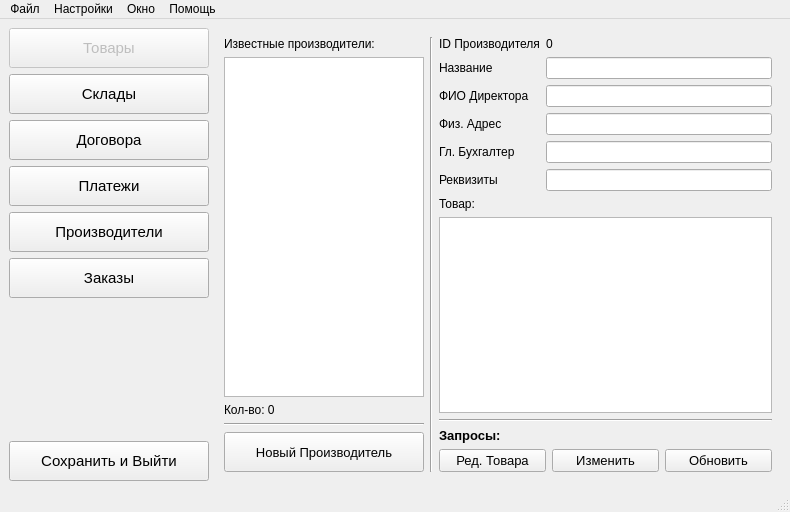
erhoof/db_looker_u_t6_course_work, file res/main_view.ui: the form before one commit.
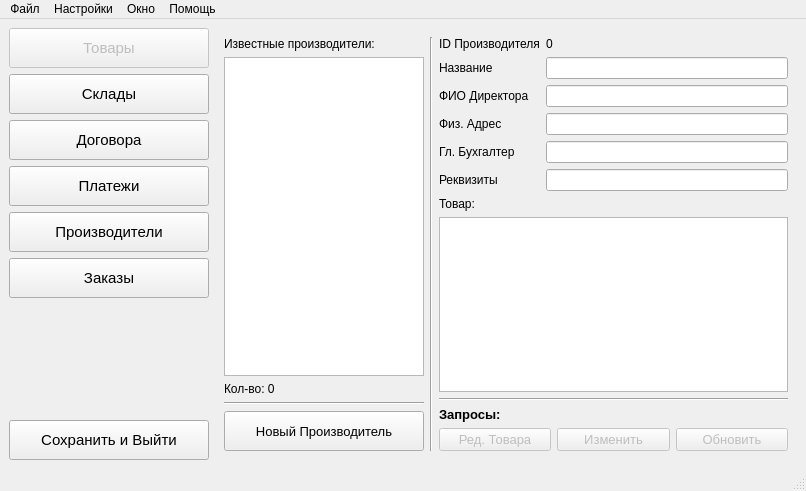
The form after the commit. The open tabs and pages were chosen to show the change. Icons and pictures are not drawn.

```diff
--- a/res/main_view.ui
+++ b/res/main_view.ui
@@ -6,8 +6,8 @@
    <rect>
     <x>0</x>
     <y>0</y>
-    <width>790</width>
-    <height>512</height>
+    <width>806</width>
+    <height>491</height>
    </rect>
   </property>
   <property name="windowTitle">
@@ -1421,6 +1421,9 @@
            <layout class="QHBoxLayout" name="horizontalLayout_12">
             <item>
              <widget class="QPushButton" name="_5_pushButton_edit_products">
+              <property name="enabled">
+               <bool>false</bool>
+              </property>
               <property name="font">
                <font>
                 <pointsize>10</pointsize>
@@ -1437,6 +1440,9 @@
             </item>
             <item>
              <widget class="QPushButton" name="_5_pushButton_edit">
+              <property name="enabled">
+               <bool>false</bool>
+              </property>
               <property name="font">
                <font>
                 <pointsize>10</pointsize>
@@ -1453,6 +1459,9 @@
             </item>
             <item>
              <widget class="QPushButton" name="_5_pushButton_update">
+              <property name="enabled">
+               <bool>false</bool>
+              </property>
               <property name="font">
                <font>
                 <pointsize>10</pointsize>
@@ -1692,7 +1701,7 @@
     <rect>
      <x>0</x>
      <y>0</y>
-     <width>790</width>
+     <width>806</width>
      <height>19</height>
     </rect>
    </property>
```
Left out of the diff: 56 changed lines with no effect on the pictures.
